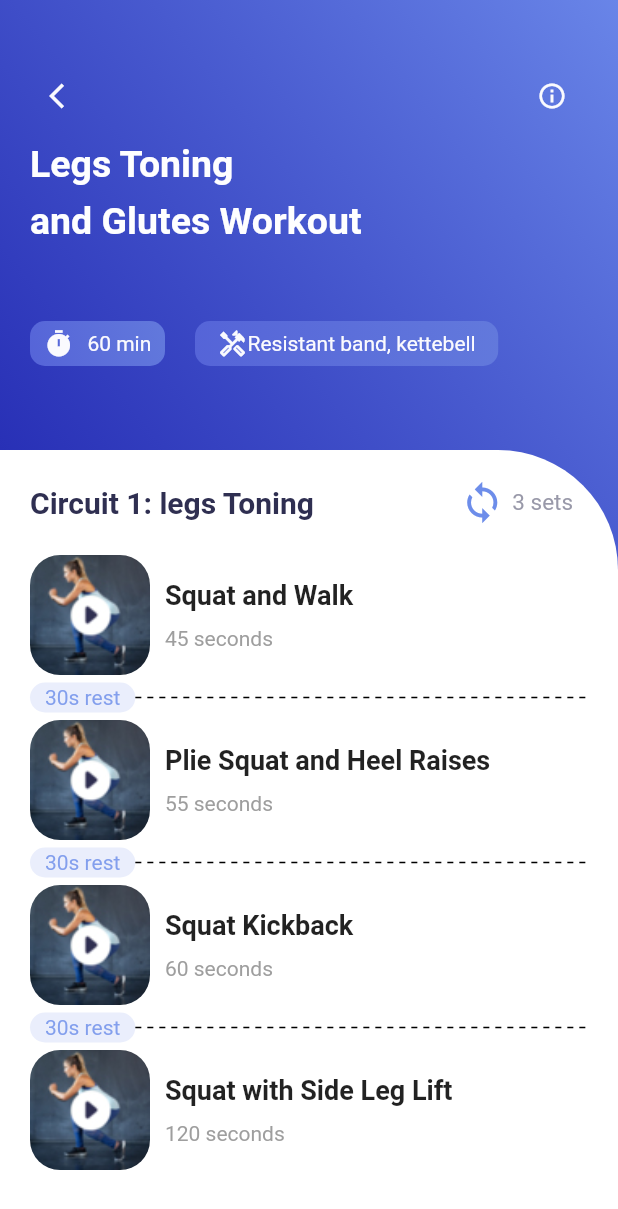
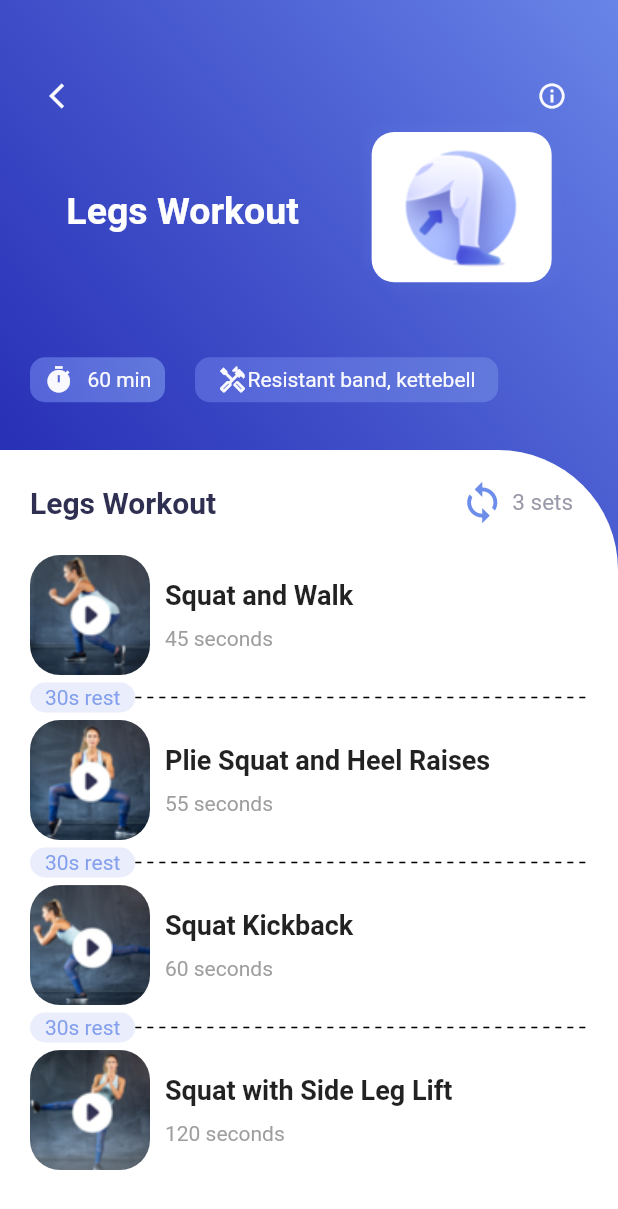
Before and after one commit to FahimKamal/Flutter_Workout_App, a Flutter app: the screen it shows after launch, after a tap on the "play circle filled" icon, on a phone screen of 412 x 824 dp. Shown: the top 1209 px of the screen. Run offline on Flutter 3.47's test engine with Material 2 defaults, Android fonts, the light colour scheme and no system bars; drawn by our look-alikes of dotted_line; our stand-ins replace get, youtube_player_flutter.

Commit message:
New feature comming

```diff
--- a/workout_app/lib/home_page/components/area_of_focus.dart
+++ b/workout_app/lib/home_page/components/area_of_focus.dart
@@ -1,4 +1,6 @@
 import 'package:flutter/material.dart';
+import 'package:get/get.dart';
+import 'package:workout_app/video_info/video_info.dart';
 
 import '../../colors.dart';
 import '../../static_data.dart';
@@ -57,7 +59,11 @@ class WorkoutCategoryCard extends StatelessWidget {
 
   @override
   Widget build(BuildContext context) {
-    return Container(
+    return InkWell(
+      onTap: (){
+        Get.to(() => VideoInfo(workoutPlan: workoutPlan));
+      },
+      child: Container(
         // height: 150,
         decoration: BoxDecoration(
           color: Colors.white,
@@ -90,6 +96,7 @@ class WorkoutCategoryCard extends StatelessWidget {
             ],
           ),
         ),
+      ),
     );
   }
 }
--- a/workout_app/lib/home_page/components/next_workout_card.dart
+++ b/workout_app/lib/home_page/components/next_workout_card.dart
@@ -3,6 +3,7 @@ import 'package:get/get.dart';
 import 'package:workout_app/video_info/video_info.dart';
 
 import '../../colors.dart';
+import '../../static_data.dart';
 
 class NextWorkoutCard extends StatelessWidget {
   const NextWorkoutCard({
@@ -43,8 +44,7 @@ class NextWorkoutCard extends StatelessWidget {
               Text(
                 'Next workout',
                 style: TextStyle(
-                    fontSize: 16,
-                    color: AppColor.homePageContainerTextSmall),
+                    fontSize: 16, color: AppColor.homePageContainerTextSmall),
               ),
               const SizedBox(height: 5),
               Text(
@@ -63,8 +63,7 @@ class NextWorkoutCard extends StatelessWidget {
                   Row(
                     children: [
                       Icon(Icons.timer,
-                          size: 20,
-                          color: AppColor.homePageContainerTextSmall),
+                          size: 20, color: AppColor.homePageContainerTextSmall),
                       const SizedBox(width: 10),
                       Text(
                         '60 min',
@@ -75,8 +74,14 @@ class NextWorkoutCard extends StatelessWidget {
                     ],
                   ),
                   GestureDetector(
-                    onTap: (){
-                      Get.to(() => const VideoInfo());
+                    onTap: () {
+                      Get.to(() => VideoInfo(
+                            workoutPlan: WorkoutPlan(
+                              title: 'Legs',
+                              description: 'Legs Workout',
+                              img: 'assets/ex3.png',
+                            ),
+                          ));
                     },
                     child: Container(
                       decoration: BoxDecoration(
@@ -86,10 +91,8 @@ class NextWorkoutCard extends StatelessWidget {
                               offset: const Offset(4, 8),
                               blurRadius: 15,
                               color: AppColor.gradientFirst,
-
                             )
-                          ]
-                      ),
+                          ]),
                       child: const Icon(Icons.play_circle_fill,
                           size: 60, color: Colors.white),
                     ),
--- a/workout_app/lib/static_data.dart
+++ b/workout_app/lib/static_data.dart
@@ -1,7 +1,7 @@
 class WorkoutPlan {
-  String title, img;
+  String title, img, description;
 
-  WorkoutPlan({required this.title, required this.img});
+  WorkoutPlan({required this.title,required this.description ,required this.img});
 }
 class WorkoutVideoInfo {
   String title, time, thumbnail, videoUrl;
@@ -14,56 +14,148 @@ class WorkoutVideoInfo {
 }
 
 class StaticData {
-  static List<WorkoutVideoInfo> videoPlaylist = [
+  static List<WorkoutVideoInfo> lagWorkoutPlaylist() {
+    return [
       WorkoutVideoInfo(
         title: 'Squat and Walk',
         time: '45 seconds',
-      thumbnail: 'assets/squat1.jpg',
+        thumbnail: 'assets/legs/squat1.jpg',
         videoUrl: 'oj4D4Nj63ic',
       ),
       WorkoutVideoInfo(
         title: 'Plie Squat and Heel Raises',
         time: '55 seconds',
-      thumbnail: 'assets/squat1.jpg',
+        thumbnail: 'assets/legs/squat2.jpg',
         videoUrl: '6Rs7nSMWoKo',
       ),
       WorkoutVideoInfo(
         title: 'Squat Kickback',
         time: '60 seconds',
-      thumbnail: 'assets/squat1.jpg',
+        thumbnail: 'assets/legs/squat3.jpg',
         videoUrl: 'qTMM98FWRPU',
       ),
       WorkoutVideoInfo(
         title: 'Squat with Side Leg Lift',
         time: '120 seconds',
-      thumbnail: 'assets/squat1.jpg',
+        thumbnail: 'assets/legs/squat4.jpg',
         videoUrl: 'OZoYxgT3DK0',
       ),
     ];
+  }
+  static List<WorkoutVideoInfo> gluesWorkoutPlaylist() {
+    return [
+      WorkoutVideoInfo(
+        title: 'Squat and Walk',
+        time: '45 seconds',
+        thumbnail: 'assets/legs/squat1.jpg',
+        videoUrl: 'oj4D4Nj63ic',
+      ),
+      WorkoutVideoInfo(
+        title: 'Plie Squat and Heel Raises',
+        time: '55 seconds',
+        thumbnail: 'assets/legs/squat2.jpg',
+        videoUrl: '6Rs7nSMWoKo',
+      ),
+      WorkoutVideoInfo(
+        title: 'Squat Kickback',
+        time: '60 seconds',
+        thumbnail: 'assets/legs/squat3.jpg',
+        videoUrl: 'qTMM98FWRPU',
+      ),
+      WorkoutVideoInfo(
+        title: 'Squat with Side Leg Lift',
+        time: '120 seconds',
+        thumbnail: 'assets/legs/squat4.jpg',
+        videoUrl: 'OZoYxgT3DK0',
+      ),
+    ];
+  }
+  static List<WorkoutVideoInfo> absWorkoutPlaylist() {
+    return [
+      WorkoutVideoInfo(
+        title: 'Squat and Walk',
+        time: '45 seconds',
+        thumbnail: 'assets/legs/squat1.jpg',
+        videoUrl: 'oj4D4Nj63ic',
+      ),
+      WorkoutVideoInfo(
+        title: 'Plie Squat and Heel Raises',
+        time: '55 seconds',
+        thumbnail: 'assets/legs/squat2.jpg',
+        videoUrl: '6Rs7nSMWoKo',
+      ),
+      WorkoutVideoInfo(
+        title: 'Squat Kickback',
+        time: '60 seconds',
+        thumbnail: 'assets/legs/squat3.jpg',
+        videoUrl: 'qTMM98FWRPU',
+      ),
+      WorkoutVideoInfo(
+        title: 'Squat with Side Leg Lift',
+        time: '120 seconds',
+        thumbnail: 'assets/legs/squat4.jpg',
+        videoUrl: 'OZoYxgT3DK0',
+      ),
+    ];
+  }
+  static List<WorkoutVideoInfo> armWorkoutPlaylist() {
+    return [
+      WorkoutVideoInfo(
+        title: 'Squat and Walk',
+        time: '45 seconds',
+        thumbnail: 'assets/legs/squat1.jpg',
+        videoUrl: 'oj4D4Nj63ic',
+      ),
+      WorkoutVideoInfo(
+        title: 'Plie Squat and Heel Raises',
+        time: '55 seconds',
+        thumbnail: 'assets/legs/squat2.jpg',
+        videoUrl: '6Rs7nSMWoKo',
+      ),
+      WorkoutVideoInfo(
+        title: 'Squat Kickback',
+        time: '60 seconds',
+        thumbnail: 'assets/legs/squat3.jpg',
+        videoUrl: 'qTMM98FWRPU',
+      ),
+      WorkoutVideoInfo(
+        title: 'Squat with Side Leg Lift',
+        time: '120 seconds',
+        thumbnail: 'assets/legs/squat4.jpg',
+        videoUrl: 'OZoYxgT3DK0',
+      ),
+    ];
+  }
 
   static List workoutPlans = [
     WorkoutPlan(
       title: 'Glues',
+      description: 'Glues Workout',
       img: 'assets/ex1.png',
     ),
     WorkoutPlan(
       title: 'Abs',
+      description: 'Abs Workout',
       img: 'assets/ex2.png',
     ),
     WorkoutPlan(
       title: 'Legs',
+      description: 'Legs Workout',
       img: 'assets/ex3.png',
     ),
     WorkoutPlan(
-      title: 'arms',
+      title: 'Arms',
+      description: 'Arms Workout',
       img: 'assets/ex4.png',
     ),
     WorkoutPlan(
       title: 'Abs',
+      description: 'Abs Workout',
       img: 'assets/ex2.png',
     ),
     WorkoutPlan(
       title: 'Glues',
+      description: 'Glues Workout',
       img: 'assets/ex1.png',
     ),
   ];
--- a/workout_app/lib/video_info/head_section.dart
+++ b/workout_app/lib/video_info/head_section.dart
@@ -1,12 +1,15 @@
 import 'package:flutter/material.dart';
 import 'package:get/get.dart';
+import 'package:workout_app/static_data.dart';
 
 import '../colors.dart';
 
 class HeadSection extends StatelessWidget {
   const HeadSection({
-    Key? key,
+    Key? key, required this.workoutPlan,
   }) : super(key: key);
+
+  final WorkoutPlan workoutPlan;
 
   @override
   Widget build(BuildContext context) {
@@ -42,14 +45,45 @@ class HeadSection extends StatelessWidget {
               ),
             ],
           ),
+          Row(
+            mainAxisAlignment: MainAxisAlignment.spaceAround,
+            children: [
               Text(
-            'Legs Toning\nand Glutes Workout',
+                workoutPlan.description,
                 style: TextStyle(
                   fontWeight: FontWeight.bold,
                   fontSize: 25,
                   color: AppColor.secondPageTitleColor,
                   height: 1.5,
                 ),
+              ),
+              Container(
+                // height: 150,
+                decoration: BoxDecoration(
+                  color: Colors.white,
+                  borderRadius: BorderRadius.circular(15),
+                  boxShadow: [
+                    BoxShadow(
+                        blurRadius: 3,
+                        offset: const Offset(5, 5),
+                        color: AppColor.gradientSecond.withOpacity(0.1)),
+                    BoxShadow(
+                        blurRadius: 3,
+                        offset: const Offset(-5, -5),
+                        color: AppColor.gradientSecond.withOpacity(0.1)),
+                  ],
+                ),
+                child: Padding(
+                  padding: const EdgeInsets.all(10),
+                  child: Column(
+                    mainAxisAlignment: MainAxisAlignment.spaceEvenly,
+                    children: [
+                      Image.asset(workoutPlan.img, width: 100)
+                    ],
+                  ),
+                ),
+              ),
+            ],
           ),
           const SizedBox(height: 50),
           Row(
--- a/workout_app/lib/video_info/video_info.dart
+++ b/workout_app/lib/video_info/video_info.dart
@@ -8,18 +8,20 @@ import 'package:youtube_player_flutter/youtube_player_flutter.dart';
 import 'head_section.dart';
 
 class VideoInfo extends StatefulWidget {
-  const VideoInfo({Key? key}) : super(key: key);
+  const VideoInfo({Key? key, required this.workoutPlan,}) : super(key: key);
+
+  final WorkoutPlan workoutPlan;
 
   @override
   _VideoInfoState createState() => _VideoInfoState();
 }
 
 class _VideoInfoState extends State<VideoInfo> {
-  List videoPlaylist = StaticData.videoPlaylist;
+  List videoPlaylist = [];
 
   bool videoPlayerActive = false;
 
-  late final YoutubePlayerController _youtubeController;
+  YoutubePlayerController? _youtubeController;
   int videoIndex = 0;
 
   _playNext(){
@@ -27,8 +29,15 @@ class _VideoInfoState extends State<VideoInfo> {
       setState(() {
         videoIndex++;
       });
-      _youtubeController
+      _youtubeController!
           .load(videoPlaylist[videoIndex].videoUrl);
+    } else {
+      setState(() {
+        _youtubeController!.dispose();
+        _youtubeController = null;
+        videoPlayerActive = false;
+        Get.snackbar('Congratulations!!!', 'All video has been played.');
+      });
     }
   }
   _playPrevious(){
@@ -36,8 +45,23 @@ class _VideoInfoState extends State<VideoInfo> {
       setState(() {
         videoIndex--;
       });
-      _youtubeController
+      _youtubeController!
           .load(videoPlaylist[videoIndex].videoUrl);
+    }
+  }
+
+  @override
+  void initState() {
+    // TODO: implement initState
+    super.initState();
+    if(widget.workoutPlan.title == 'Legs'){
+      videoPlaylist = StaticData.lagWorkoutPlaylist();
+    } else if(widget.workoutPlan.title == 'Glues'){
+      videoPlaylist = StaticData.gluesWorkoutPlaylist();
+    } else if(widget.workoutPlan.title == 'Abs'){
+      videoPlaylist = StaticData.absWorkoutPlaylist();
+    } else if(widget.workoutPlan.title == 'Arms'){
+      videoPlaylist = StaticData.armWorkoutPlaylist();
     }
   }
 
@@ -53,7 +77,7 @@ class _VideoInfoState extends State<VideoInfo> {
         ),
         child: Column(
           children: [
-            videoPlayerActive ? videoPlayerArea(context) : const HeadSection(),
+            videoPlayerActive ? videoPlayerArea(context) : HeadSection(workoutPlan: widget.workoutPlan),
             Expanded(
               child: Container(
                 decoration: const BoxDecoration(
@@ -70,7 +94,7 @@ class _VideoInfoState extends State<VideoInfo> {
                         mainAxisAlignment: MainAxisAlignment.spaceBetween,
                         children: [
                           Text(
-                            'Circuit 1: legs Toning',
+                            widget.workoutPlan.description,
                             style: TextStyle(
                                 fontSize: 20,
                                 fontWeight: FontWeight.bold,
@@ -114,7 +138,7 @@ class _VideoInfoState extends State<VideoInfo> {
                                   );
                                   videoPlayerActive = true;
                                 } else {
-                                  _youtubeController
+                                  _youtubeController!
                                       .load(videoPlaylist[index].videoUrl);
                                 }
                                 videoIndex = index;
@@ -174,7 +198,7 @@ class _VideoInfoState extends State<VideoInfo> {
           ),
           YoutubePlayer(
             width: MediaQuery.of(context).size.width,
-            controller: _youtubeController,
+            controller: _youtubeController!,
             showVideoProgressIndicator: true,
             onEnded: (data) {
               _playNext();
--- a/workout_app/pubspec.yaml
+++ b/workout_app/pubspec.yaml
@@ -66,6 +66,10 @@ flutter:
   #   - images/a_dot_ham.jpeg
   assets:
     - assets/
+    - assets/legs/
+    - assets/abs/
+    - assets/arms/
+    - assets/glues/
     - json/
 
   # An image asset can refer to one or more resolution-specific "variants", see
```
Also changed, not shown: workout_app/assets/legs/squat1.jpg (renamed from workout_app/assets/squat1.jpg), workout_app/assets/legs/squat2.jpg (renamed from workout_app/assets/squat2.jpg), workout_app/assets/legs/squat3.jpg (renamed from workout_app/assets/squat3.jpg), workout_app/assets/legs/squat4.jpg (renamed from workout_app/assets/squat4.jpg). Lines whose indentation alone changed are shown as unchanged.
